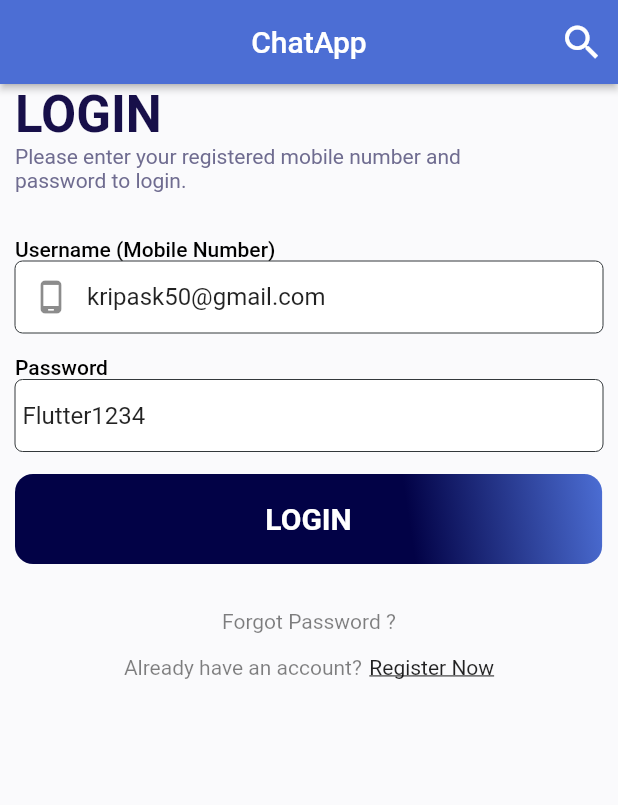
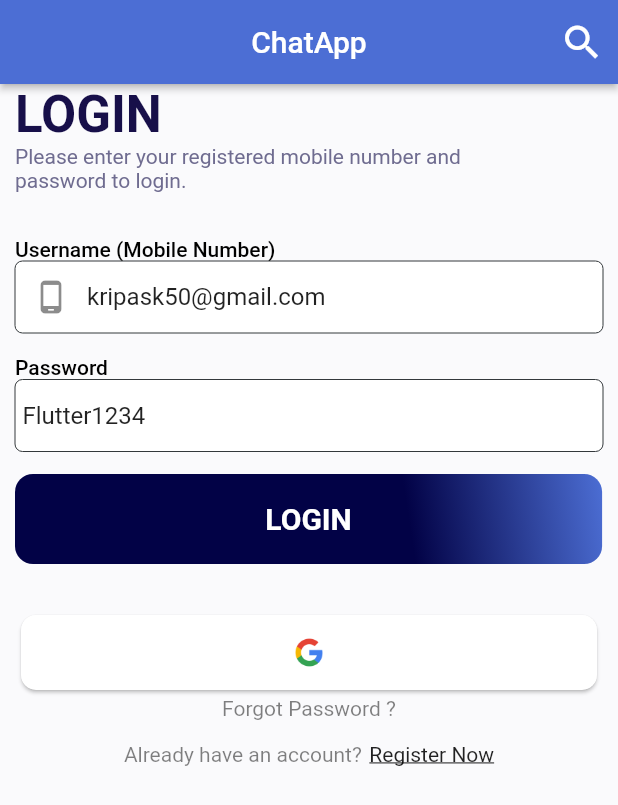
Before and after one commit to pointech369/chatapps, a Flutter app: the screen it shows after launch, on a phone screen of 412 x 824 dp. Shown: the top 805 px of the screen. Run offline on Flutter 3.47's test engine with Material 2 defaults, Android fonts, the phone set to English and light mode, and no system bars; our stand-ins replace cloud_firestore, firebase_auth, firebase_core, google_sign_in, shared_preferences; accounts and stored records are empty.

Commit message:
merge with yunish google login feature

```diff
--- a/lib/Screen/Login_Screen/Screen/loginScreen.dart
+++ b/lib/Screen/Login_Screen/Screen/loginScreen.dart
@@ -1,6 +1,7 @@
 import 'package:chatapp/Constant/image.dart';
 import 'package:chatapp/Screen/Login_Screen/Widgets/textfield.dart';
 import 'package:chatapp/Screen/Register_Screen/body.dart';
+import 'package:chatapp/Service/auth.dart';
 import 'package:chatapp/Widgets/sizebox.dart';
 import 'package:chatapp/Widgets/text.dart';
 import 'package:flutter/material.dart';
@@ -33,6 +34,27 @@ class _BodyState extends State<Body> {
         TextSizeBox(),
         LoginTextfield(),
         TextSizeBox(),
+        InkWell(
+          onTap: () {
+            AuthService().loginwithgoogle(context);
+            //  SiginService().signInWithGoogle();
+          },
+          child: Card(
+            color: Colors.white,
+            shape:
+                RoundedRectangleBorder(borderRadius: BorderRadius.circular(10)),
+            child: SizedBox(
+              height: 50,
+              width: MediaQuery.of(context).size.width,
+              child: Center(
+                child: Image.asset(
+                  "assets/images/googlelogo.png",
+                  height: 30,
+                ),
+              ),
+            ),
+          ),
+        ),
 
         ///TEXTFIELD WIDGET END
         InkWell(
```
Also changed, not shown: lib/Screen/Home_Screen/Screen/homePage.dart (+8 -1 lines).
